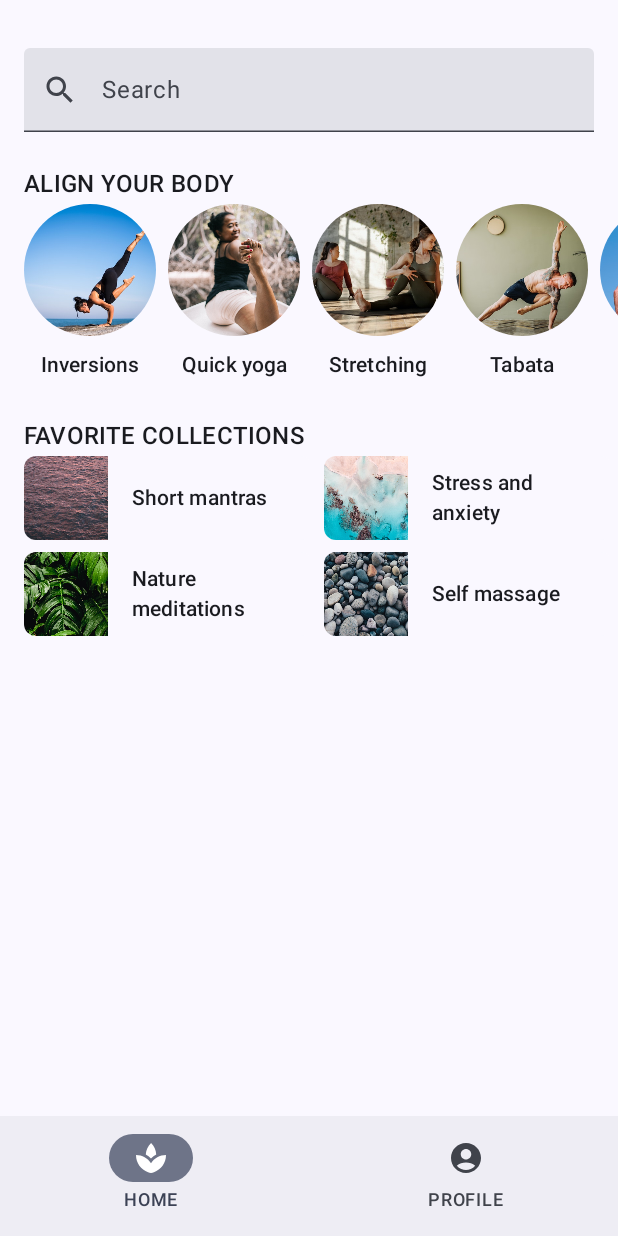
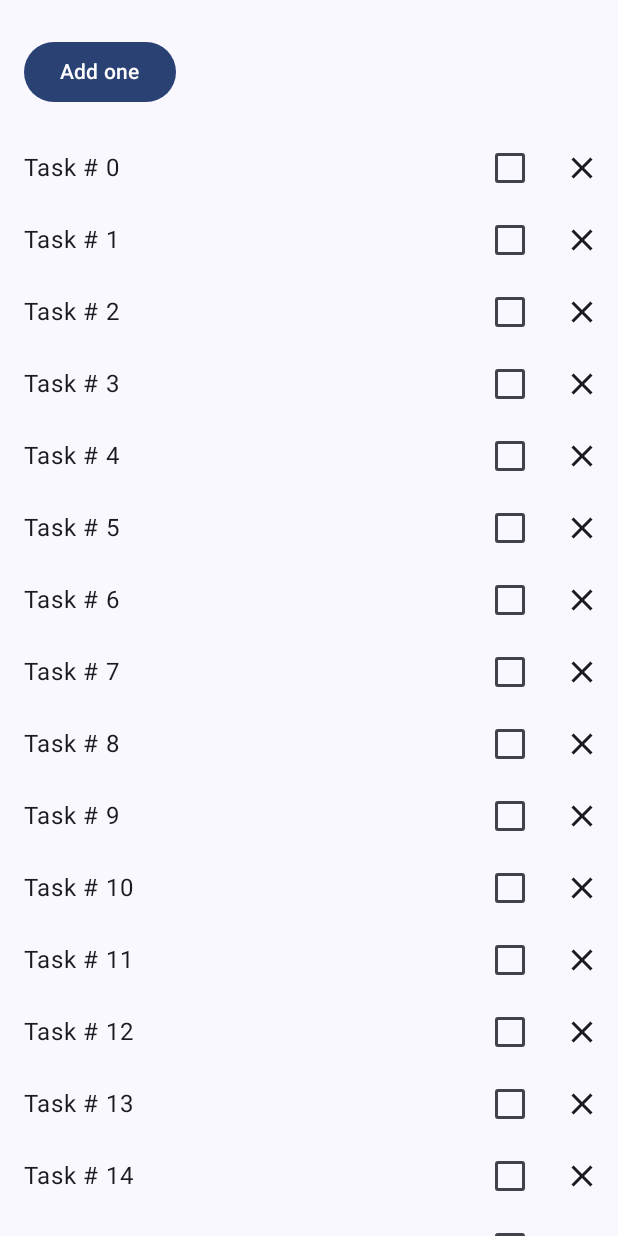
Before and after one commit to OmneyaOsman/ComposeCamp, an Android app built with Jetpack Compose: the screen it shows after launch (MainActivity), on a phone screen of 412 x 824 dp. Run offline under Robolectric (Android 15) with nearby library versions, the phone set to English and light mode, and no system bars.

Commit message:
Basic State

```diff
--- a/app/build.gradle
+++ b/app/build.gradle
@@ -57,6 +57,7 @@ dependencies {
     implementation 'androidx.compose.ui:ui-tooling-preview'
     implementation 'androidx.compose.material3:material3'
     implementation "androidx.compose.material:material-icons-extended:1.4.3"
+    implementation "androidx.lifecycle:lifecycle-viewmodel-compose:2.6.1"
     testImplementation 'junit:junit:4.13.2'
     androidTestImplementation 'androidx.test.ext:junit:1.1.5'
     androidTestImplementation 'androidx.test.espresso:espresso-core:3.5.1'
--- a/app/src/main/java/com/omni/composecamp/HomeScreen.kt
+++ /dev/null
@@ -1,192 +0,0 @@
-package com.omni.composecamp
-
-import androidx.annotation.DrawableRes
-import androidx.annotation.StringRes
-import androidx.compose.foundation.Image
-import androidx.compose.foundation.layout.Arrangement
-import androidx.compose.foundation.layout.Column
-import androidx.compose.foundation.layout.PaddingValues
-import androidx.compose.foundation.layout.Row
-import androidx.compose.foundation.layout.Spacer
-import androidx.compose.foundation.layout.fillMaxSize
-import androidx.compose.foundation.layout.fillMaxWidth
-import androidx.compose.foundation.layout.height
-import androidx.compose.foundation.layout.heightIn
-import androidx.compose.foundation.layout.padding
-import androidx.compose.foundation.layout.paddingFromBaseline
-import androidx.compose.foundation.layout.size
-import androidx.compose.foundation.layout.width
-import androidx.compose.foundation.lazy.LazyRow
-import androidx.compose.foundation.lazy.grid.GridCells
-import androidx.compose.foundation.lazy.grid.LazyHorizontalGrid
-import androidx.compose.foundation.lazy.grid.items
-import androidx.compose.foundation.lazy.items
-import androidx.compose.foundation.rememberScrollState
-import androidx.compose.foundation.shape.CircleShape
-import androidx.compose.foundation.verticalScroll
-import androidx.compose.material.icons.Icons
-import androidx.compose.material.icons.filled.Search
-import androidx.compose.material3.ExperimentalMaterial3Api
-import androidx.compose.material3.Icon
-import androidx.compose.material3.MaterialTheme
-import androidx.compose.material3.NavigationBar
-import androidx.compose.material3.Surface
-import androidx.compose.material3.Text
-import androidx.compose.material3.TextField
-import androidx.compose.material3.TextFieldDefaults
-import androidx.compose.runtime.Composable
-import androidx.compose.runtime.getValue
-import androidx.compose.runtime.mutableStateOf
-import androidx.compose.runtime.remember
-import androidx.compose.runtime.setValue
-import androidx.compose.ui.Alignment
-import androidx.compose.ui.Modifier
-import androidx.compose.ui.draw.clip
-import androidx.compose.ui.layout.ContentScale
-import androidx.compose.ui.res.painterResource
-import androidx.compose.ui.res.stringResource
-import androidx.compose.ui.text.input.TextFieldValue
-import androidx.compose.ui.text.style.TextAlign
-import androidx.compose.ui.text.style.TextDecoration
-import androidx.compose.ui.unit.dp
-import java.util.Locale
-
-
-@Composable
-fun HomeScreen(modifier: Modifier= Modifier) {
-    Column(
-        modifier
-            .padding(vertical = 16.dp)
-            .verticalScroll(rememberScrollState())) {
-        Spacer(modifier = Modifier.height(16.dp))
-        SearchBar(Modifier.padding(horizontal = 16.dp))
-        HomeSection(R.string.align_your_body) {
-            AlignYourBodyRow()
-        }
-
-        HomeSection(R.string.favorite_collections) {
-            FavoriteCollectionSection()
-        }
-        Spacer(modifier = Modifier.height(16.dp))
-    }
-}
-@Composable
-fun HomeSection(
-    @StringRes title: Int,
-    modifier: Modifier = Modifier,
-    content: @Composable () -> Unit
-) {
-    Column(modifier) {
-        Text(
-            stringResource(title).uppercase(Locale.getDefault()),
-            style = MaterialTheme.typography.titleMedium,
-            modifier = Modifier
-                .padding(horizontal = 16.dp)
-                .paddingFromBaseline(top = 40.dp, bottom = 8.dp)
-
-        )
-        content()
-    }
-}
-
-
-@OptIn(ExperimentalMaterial3Api::class)
-@Composable
-fun SearchBar(modifier: Modifier = Modifier) {
-    var text by remember {
-        mutableStateOf(TextFieldValue(""))
-    }
-    TextField(value = text, onValueChange = { newText -> text = newText },
-        modifier
-            .fillMaxWidth()
-            .heightIn(56.dp), leadingIcon = {
-            Icon(
-                imageVector = Icons.Filled.Search,
-                contentDescription = "search icon"
-            )
-        }, colors = TextFieldDefaults.textFieldColors(
-            MaterialTheme.colorScheme.surface
-        ), placeholder = { Text(text = "Search") })
-
-}
-
-@Composable
-fun AlignYourBodyRow(modifier: Modifier = Modifier) {
-    LazyRow(
-        modifier,
-        horizontalArrangement = Arrangement.spacedBy(8.dp),
-        contentPadding = PaddingValues(horizontal = 16.dp)
-    ) {
-        items(SimpleData.alignYourBodyData) { item ->
-            AlignYourBodyItem(
-                drawable = item.drawable,
-                text = item.text
-            )
-        }
-    }
-}
-
-@Composable
-fun AlignYourBodyItem(
-    @DrawableRes drawable: Int,
-    @StringRes text: Int, modifier: Modifier = Modifier
-) {
-    Column(modifier, horizontalAlignment = Alignment.CenterHorizontally) {
-        Image(
-            contentScale = ContentScale.Crop,
-            modifier = Modifier
-                .size(88.dp)
-                .clip(CircleShape),
-            painter = painterResource(drawable),
-            contentDescription = "image"
-        )
-        Text(
-            text = stringResource(id = text),
-            textAlign = TextAlign.Center,
-            style = MaterialTheme.typography.titleSmall,
-            modifier = Modifier.paddingFromBaseline(top = 24.dp, bottom = 8.dp)
-        )
-    }
-
-}
-
-@Composable
-fun FavoriteCollectionCard(
-    @DrawableRes drawable: Int,
-    @StringRes text: Int, modifier: Modifier = Modifier
-) {
-
-    Surface(modifier = modifier, shape = MaterialTheme.shapes.small) {
-        Row(verticalAlignment = Alignment.CenterVertically, modifier = Modifier.width(192.dp)) {
-            Image(
-                painterResource(id = drawable),
-                contentDescription = stringResource(id = text),
-                contentScale = ContentScale.Crop,
-                modifier = Modifier.size(56.dp)
-            )
-            Text(
-                text = stringResource(id = text), style = MaterialTheme.typography.titleSmall,
-                modifier = Modifier.padding(horizontal = 16.dp)
-            )
-        }
-    }
-}
-
-@Composable
-fun FavoriteCollectionSection(modifier: Modifier = Modifier) {
-    LazyHorizontalGrid(
-        rows = GridCells.Fixed(2),
-        modifier = modifier.height(120.dp),
-        horizontalArrangement = Arrangement.spacedBy(8.dp),
-        verticalArrangement = Arrangement.spacedBy(8.dp),
-        contentPadding = PaddingValues(horizontal = 16.dp)
-    ) {
-        items(SimpleData.favoriteCollectionsData) { item ->
-            FavoriteCollectionCard(
-                drawable = item.drawable,
-                text = item.text,
-                Modifier.height(56.dp)
-            )
-        }
-    }
-}
--- a/app/src/main/java/com/omni/composecamp/MainActivity.kt
+++ b/app/src/main/java/com/omni/composecamp/MainActivity.kt
@@ -1,102 +1,42 @@
+/*
+ * Copyright 2022 The Android Open Source Project
+ *
+ * Licensed under the Apache License, Version 2.0 (the "License");
+ * you may not use this file except in compliance with the License.
+ * You may obtain a copy of the License at
+ *
+ *     https://www.apache.org/licenses/LICENSE-2.0
+ *
+ * Unless required by applicable law or agreed to in writing, software
+ * distributed under the License is distributed on an "AS IS" BASIS,
+ * WITHOUT WARRANTIES OR CONDITIONS OF ANY KIND, either express or implied.
+ * See the License for the specific language governing permissions and
+ * limitations under the License.
+ */
 package com.omni.composecamp
 
 import android.os.Bundle
 import androidx.activity.ComponentActivity
 import androidx.activity.compose.setContent
-import androidx.annotation.StringRes
-import androidx.compose.foundation.background
-import androidx.compose.foundation.layout.Arrangement
-import androidx.compose.foundation.layout.Column
-import androidx.compose.foundation.layout.PaddingValues
-import androidx.compose.foundation.layout.height
-import androidx.compose.foundation.layout.padding
-import androidx.compose.foundation.layout.paddingFromBaseline
-import androidx.compose.foundation.lazy.grid.GridCells
-import androidx.compose.foundation.lazy.grid.LazyHorizontalGrid
-import androidx.compose.foundation.lazy.grid.items
-import androidx.compose.material.icons.Icons
-import androidx.compose.material.icons.filled.AccountCircle
-import androidx.compose.material.icons.filled.Spa
-import androidx.compose.material3.ExperimentalMaterial3Api
-import androidx.compose.material3.Icon
+import androidx.compose.foundation.layout.fillMaxSize
 import androidx.compose.material3.MaterialTheme
-import androidx.compose.material3.NavigationBar
-import androidx.compose.material3.NavigationBarItem
-import androidx.compose.material3.Scaffold
-import androidx.compose.material3.Text
-import androidx.compose.runtime.Composable
+import androidx.compose.material3.Surface
 import androidx.compose.ui.Modifier
-import androidx.compose.ui.res.stringResource
-import androidx.compose.ui.tooling.preview.Preview
-import androidx.compose.ui.unit.dp
 import com.omni.composecamp.ui.theme.ComposeCampTheme
-import java.util.Locale
 
 class MainActivity : ComponentActivity() {
-    @OptIn(ExperimentalMaterial3Api::class)
     override fun onCreate(savedInstanceState: Bundle?) {
         super.onCreate(savedInstanceState)
         setContent {
             ComposeCampTheme {
-                Scaffold(
-                    bottomBar = { NavBar() }
-                ) { padding ->
-                    HomeScreen(Modifier.padding(padding))
+                // A surface container using the 'background' color from the theme
+                Surface(
+                    modifier = Modifier.fillMaxSize(),
+                    color = MaterialTheme.colorScheme.background
+                ) {
+                    WellnessScreen()
                 }
             }
         }
     }
 }
-
-
-
-
-
-@Composable
-fun NavBar(modifier: Modifier = Modifier) {
-    NavigationBar(
-        modifier = modifier.background(MaterialTheme.colorScheme.background)
-    ) {
-        NavigationBarItem(
-            icon = {
-                Icon(
-                    imageVector = Icons.Default.Spa,
-                    contentDescription = null
-                )
-            },
-            label = {
-                Text(stringResource(R.string.bottom_navigation_home))
-            },
-            selected = true,
-            onClick = {}
-        )
-        NavigationBarItem(
-            icon = {
-                Icon(
-                    imageVector = Icons.Default.AccountCircle,
-                    contentDescription = null
-                )
-            },
-            label = {
-                Text(stringResource(R.string.bottom_navigation_profile))
-            },
-            selected = false,
-            onClick = {}
-        )
-    }
-}
-
-
-
-@OptIn(ExperimentalMaterial3Api::class)
-@Preview(showBackground = true, backgroundColor = 0xFFF0EAE2, showSystemUi = true)
-@Composable
-fun HomeScreenPreview() {
-    ComposeCampTheme {
-        Scaffold(
-            bottomBar = { NavBar() }
-        ) { padding ->
-            HomeScreen(Modifier.padding(padding))
-        }
-    }
-}
--- a/app/src/main/java/com/omni/composecamp/SimpleData.kt
+++ /dev/null
@@ -1,29 +0,0 @@
-package com.omni.composecamp
-
-import androidx.annotation.DrawableRes
-import androidx.annotation.StringRes
-
-object SimpleData {
-     val alignYourBodyData :List<DrawableStringPair> = listOf(
-        R.drawable.ab1_inversions to R.string.ab1_inversions,
-        R.drawable.ab2_quick_yoga to R.string.ab2_quick_yoga,
-        R.drawable.ab3_stretching to R.string.ab3_stretching,
-        R.drawable.ab4_tabata to R.string.ab4_tabata,
-        R.drawable.ab5_hiit to R.string.ab5_hiit,
-        R.drawable.ab6_pre_natal_yoga to R.string.ab6_pre_natal_yoga
-    ).map { DrawableStringPair(it.first, it.second) }
-
-     val favoriteCollectionsData = listOf(
-        R.drawable.fc1_short_mantras to R.string.fc1_short_mantras,
-        R.drawable.fc2_nature_meditations to R.string.fc2_nature_meditations,
-        R.drawable.fc3_stress_and_anxiety to R.string.fc3_stress_and_anxiety,
-        R.drawable.fc4_self_massage to R.string.fc4_self_massage,
-        R.drawable.fc5_overwhelmed to R.string.fc5_overwhelmed,
-        R.drawable.fc6_nightly_wind_down to R.string.fc6_nightly_wind_down
-    ).map { DrawableStringPair(it.first, it.second) }
-}
-
- data class DrawableStringPair(
-    @DrawableRes val drawable: Int,
-    @StringRes val text: Int
-)
--- /dev/null
+++ b/app/src/main/java/com/omni/composecamp/WaterCounter.kt
@@ -0,0 +1,40 @@
+
+package com.omni.composecamp
+
+import androidx.compose.foundation.layout.Column
+import androidx.compose.foundation.layout.padding
+import androidx.compose.material3.Button
+import androidx.compose.material3.Text
+import androidx.compose.runtime.Composable
+import androidx.compose.runtime.getValue
+import androidx.compose.runtime.mutableStateOf
+import androidx.compose.runtime.saveable.rememberSaveable
+import androidx.compose.runtime.setValue
+import androidx.compose.ui.Modifier
+import androidx.compose.ui.unit.dp
+
+@Composable
+fun StatefulCounter(modifier: Modifier = Modifier) {
+    var count by rememberSaveable { mutableStateOf(0) }
+    StatelessCounter(
+        count = count,
+        onIncrement = { count++ },
+        modifier = modifier
+    )
+}
+
+@Composable
+fun StatelessCounter(count: Int, onIncrement: () -> Unit, modifier: Modifier = Modifier) {
+    Column(modifier = modifier.padding(16.dp)) {
+        if (count > 0) {
+            Text("You've had $count glasses.")
+        }
+        Button(
+            onClick = onIncrement,
+            enabled = count < 10,
+            modifier = Modifier.padding(top = 8.dp)
+        ) {
+            Text("Add one")
+        }
+    }
+}
--- /dev/null
+++ b/app/src/main/java/com/omni/composecamp/WellnessScreen.kt
@@ -0,0 +1,41 @@
+/*
+ * Copyright 2022 The Android Open Source Project
+ *
+ * Licensed under the Apache License, Version 2.0 (the "License");
+ * you may not use this file except in compliance with the License.
+ * You may obtain a copy of the License at
+ *
+ *     https://www.apache.org/licenses/LICENSE-2.0
+ *
+ * Unless required by applicable law or agreed to in writing, software
+ * distributed under the License is distributed on an "AS IS" BASIS,
+ * WITHOUT WARRANTIES OR CONDITIONS OF ANY KIND, either express or implied.
+ * See the License for the specific language governing permissions and
+ * limitations under the License.
+ */
+package com.omni.composecamp
+
+import androidx.compose.foundation.layout.Column
+import androidx.compose.runtime.Composable
+import androidx.compose.ui.Modifier
+import androidx.lifecycle.viewmodel.compose.viewModel
+
+@Composable
+fun WellnessScreen(
+    modifier: Modifier = Modifier,
+    wellnessViewModel: WellnessViewModel = viewModel()
+) {
+    Column(modifier = modifier) {
+        StatefulCounter()
+
+        WellnessTasksList(
+            list = wellnessViewModel.tasks,
+            onCheckedTask = { task, checked ->
+                wellnessViewModel.changeTaskChecked(task, checked)
+            },
+            onCloseTask = { task ->
+                wellnessViewModel.remove(task)
+            }
+        )
+    }
+}
--- /dev/null
+++ b/app/src/main/java/com/omni/composecamp/WellnessTask.kt
@@ -0,0 +1,28 @@
+/*
+ * Copyright 2022 The Android Open Source Project
+ *
+ * Licensed under the Apache License, Version 2.0 (the "License");
+ * you may not use this file except in compliance with the License.
+ * You may obtain a copy of the License at
+ *
+ *     https://www.apache.org/licenses/LICENSE-2.0
+ *
+ * Unless required by applicable law or agreed to in writing, software
+ * distributed under the License is distributed on an "AS IS" BASIS,
+ * WITHOUT WARRANTIES OR CONDITIONS OF ANY KIND, either express or implied.
+ * See the License for the specific language governing permissions and
+ * limitations under the License.
+ */
+package com.omni.composecamp
+
+import androidx.compose.runtime.getValue
+import androidx.compose.runtime.mutableStateOf
+import androidx.compose.runtime.setValue
+
+class WellnessTask(
+    val id: Int,
+    val label: String,
+    initialChecked: Boolean = false
+) {
+    var checked: Boolean by mutableStateOf(initialChecked)
+}
--- /dev/null
+++ b/app/src/main/java/com/omni/composecamp/WellnessTaskItem.kt
@@ -0,0 +1,57 @@
+/*
+ * Copyright 2022 The Android Open Source Project
+ *
+ * Licensed under the Apache License, Version 2.0 (the "License");
+ * you may not use this file except in compliance with the License.
+ * You may obtain a copy of the License at
+ *
+ *     https://www.apache.org/licenses/LICENSE-2.0
+ *
+ * Unless required by applicable law or agreed to in writing, software
+ * distributed under the License is distributed on an "AS IS" BASIS,
+ * WITHOUT WARRANTIES OR CONDITIONS OF ANY KIND, either express or implied.
+ * See the License for the specific language governing permissions and
+ * limitations under the License.
+ */
+package com.omni.composecamp
+
+import androidx.compose.foundation.layout.Row
+import androidx.compose.foundation.layout.padding
+import androidx.compose.material.icons.Icons
+import androidx.compose.material.icons.filled.Close
+import androidx.compose.material3.Checkbox
+import androidx.compose.material3.Icon
+import androidx.compose.material3.IconButton
+import androidx.compose.material3.Text
+import androidx.compose.runtime.Composable
+import androidx.compose.ui.Alignment
+import androidx.compose.ui.Modifier
+import androidx.compose.ui.unit.dp
+
+@Composable
+fun WellnessTaskItem(
+    taskName: String,
+    checked: Boolean,
+    onCheckedChange: (Boolean) -> Unit,
+    onClose: () -> Unit,
+    modifier: Modifier = Modifier
+) {
+    Row(
+        modifier = modifier,
+        verticalAlignment = Alignment.CenterVertically
+    ) {
+        Text(
+            modifier = Modifier
+                .weight(1f)
+                .padding(start = 16.dp),
+            text = taskName
+        )
+        Checkbox(
+            checked = checked,
+            onCheckedChange = onCheckedChange
+        )
+        IconButton(onClick = onClose) {
+            Icon(Icons.Filled.Close, contentDescription = "Close")
+        }
+    }
+}
--- /dev/null
+++ b/app/src/main/java/com/omni/composecamp/WellnessTasksList.kt
@@ -0,0 +1,35 @@
+package com.omni.composecamp
+
+import androidx.compose.foundation.lazy.LazyColumn
+import androidx.compose.foundation.lazy.items
+import androidx.compose.runtime.Composable
+import androidx.compose.ui.Modifier
+
+@Composable
+fun WellnessTasksList(
+    list: List<WellnessTask>,
+    onCheckedTask: (WellnessTask, Boolean) -> Unit,
+    onCloseTask: (WellnessTask) -> Unit,
+    modifier: Modifier = Modifier
+) {
+    LazyColumn(
+        modifier = modifier
+    ) {
+        items(
+            items = list,
+            /**
+             * Use key param to define unique keys representing the items in a mutable list,
+             * instead of using the default key (list position). This prevents unnecessary
+             * recompositions.
+             */
+            key = { task -> task.id }
+        ) { task ->
+            WellnessTaskItem(
+                taskName = task.label,
+                checked = task.checked,
+                onCheckedChange = { checked -> onCheckedTask(task, checked) },
+                onClose = { onCloseTask(task) }
+            )
+        }
+    }
+}
--- /dev/null
+++ b/app/src/main/java/com/omni/composecamp/WellnessViewModel.kt
@@ -0,0 +1,26 @@
+package com.omni.composecamp
+
+import androidx.compose.runtime.toMutableStateList
+import androidx.lifecycle.ViewModel
+
+class WellnessViewModel : ViewModel() {
+    /**
+     * Don't expose the mutable list of tasks from outside the ViewModel.
+     * Instead define _tasks and tasks. _tasks is internal and mutable inside the ViewModel.
+     * tasks is public and read-only.
+     */
+    private val _tasks = getWellnessTasks().toMutableStateList()
+    val tasks: List<WellnessTask>
+        get() = _tasks
+
+    fun remove(item: WellnessTask) {
+        _tasks.remove(item)
+    }
+
+    fun changeTaskChecked(item: WellnessTask, checked: Boolean) =
+        tasks.find { it.id == item.id }?.let { task ->
+            task.checked = checked
+        }
+}
+
+private fun getWellnessTasks() = List(30) { i -> WellnessTask(i, "Task # $i") }
```
